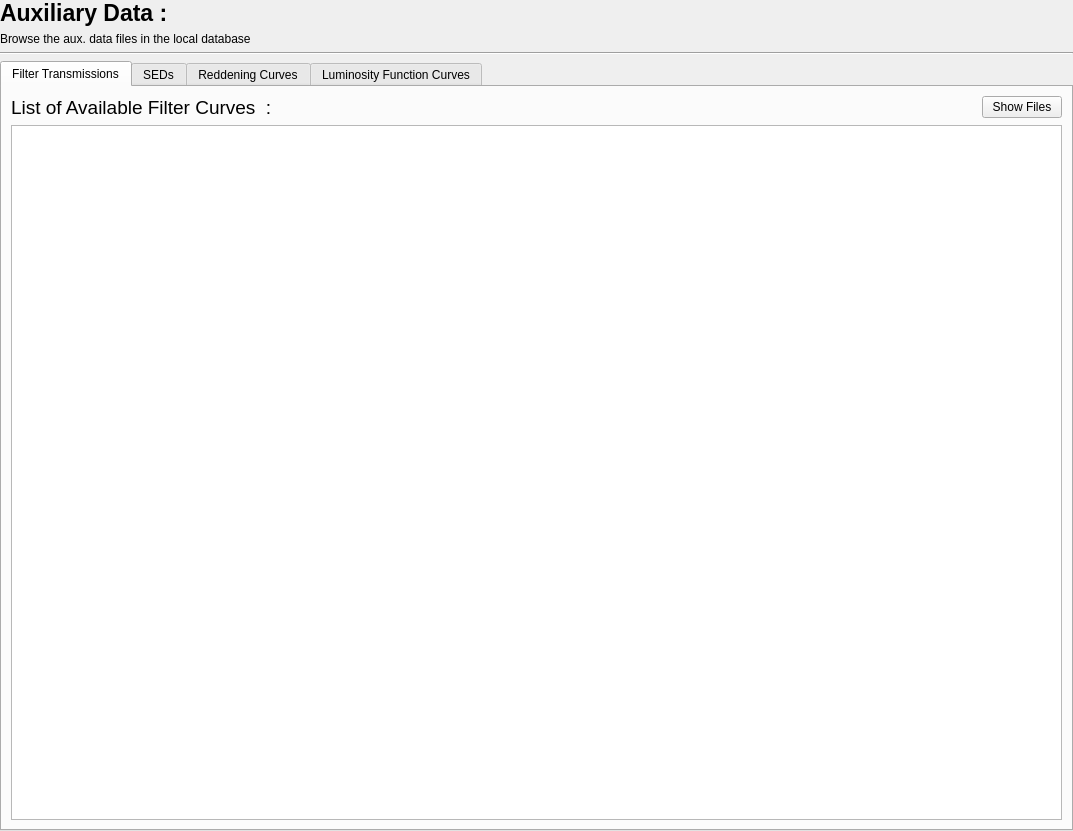
Above: PhzQtUI/auxdir/PhzQtUI/FormAuxDataManagement.ui from astrorama/Phosphoros before the change. Below: the same form after it.
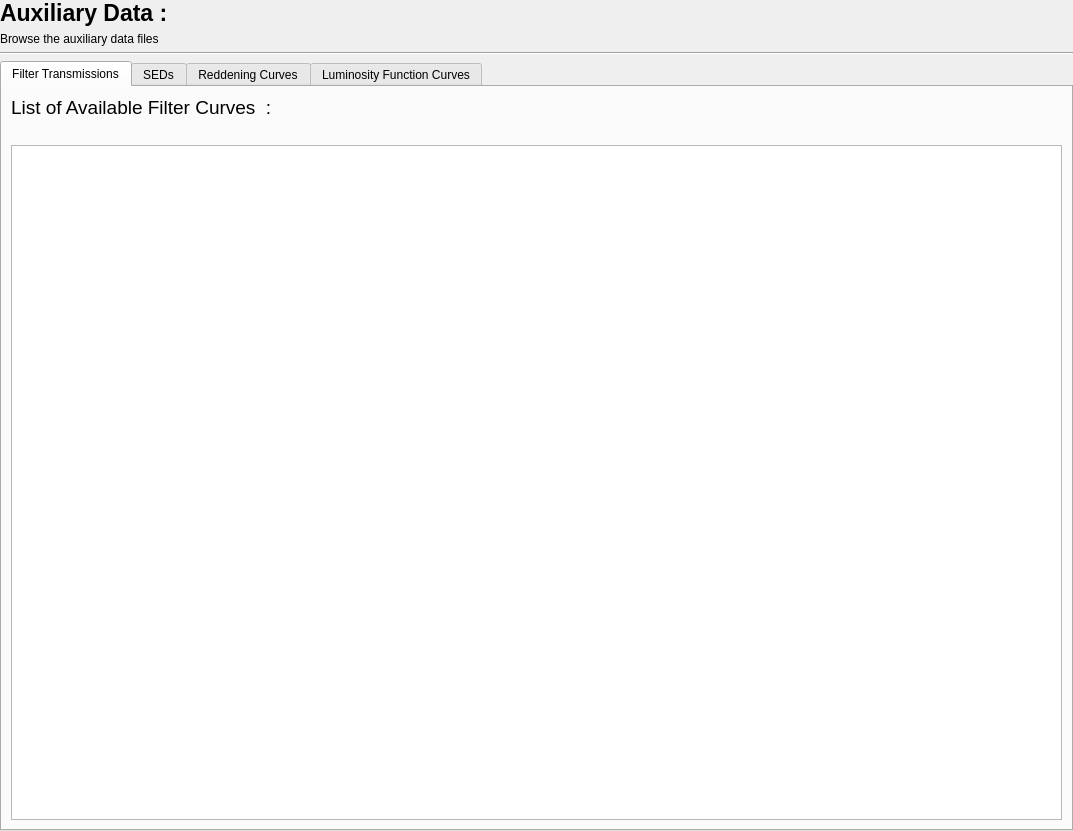
That is the form after the change.

Commit message: Remove the browse button and add the EL on the SED

```diff
--- a/PhzQtUI/auxdir/PhzQtUI/FormAuxDataManagement.ui
+++ b/PhzQtUI/auxdir/PhzQtUI/FormAuxDataManagement.ui
@@ -51,7 +51,7 @@
    <item>
     <widget class="QLabel" name="label">
      <property name="text">
-      <string>Browse the aux. data files in the local database</string>
+      <string>Browse the auxiliary data files</string>
      </property>
     </widget>
    </item>
@@ -102,15 +102,15 @@
            </property>
           </spacer>
          </item>
-         <item>
-          <widget class="QPushButton" name="btn_ShowFilesFilter">
-           <property name="text">
-            <string>Show Files</string>
-           </property>
-          </widget>
-         </item>
         </layout>
        </item>
+       <item>
+        <widget class="QLabel" name="labelMessage">
+         <property name="text">
+          <string/>
+         </property>
+        </widget>
+       </item>
        <item>
         <widget class="QTreeView" name="treeView_ManageFilter">
          <property name="editTriggers">
```
Left out of the diff: 21 changed lines with no effect on the pictures. The commit also changes 2 other files.
